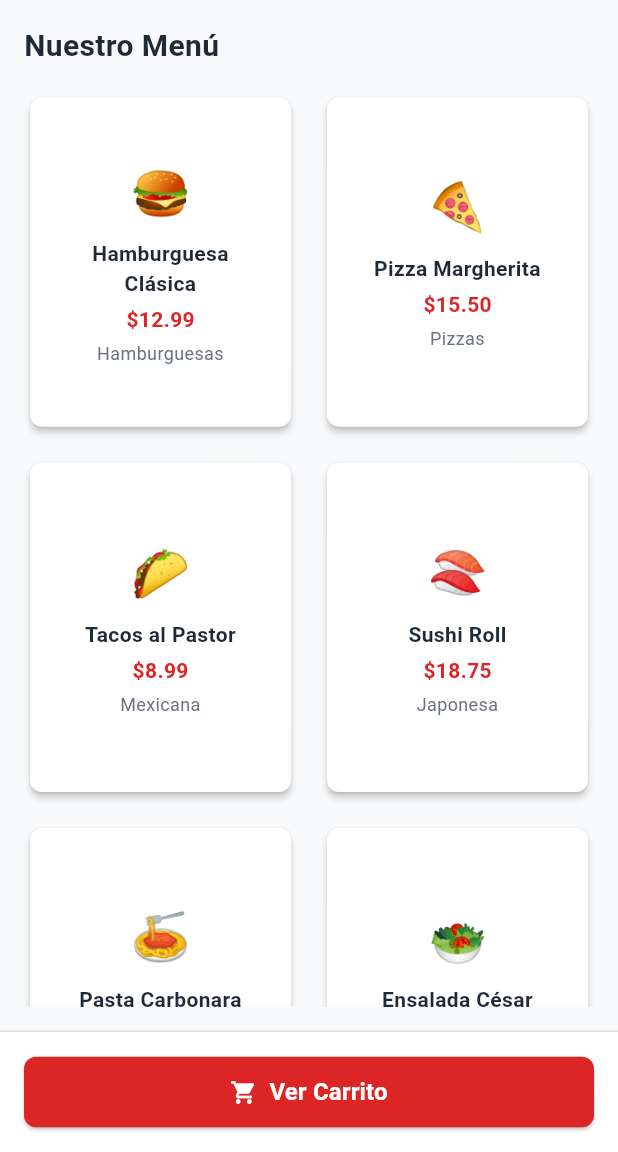
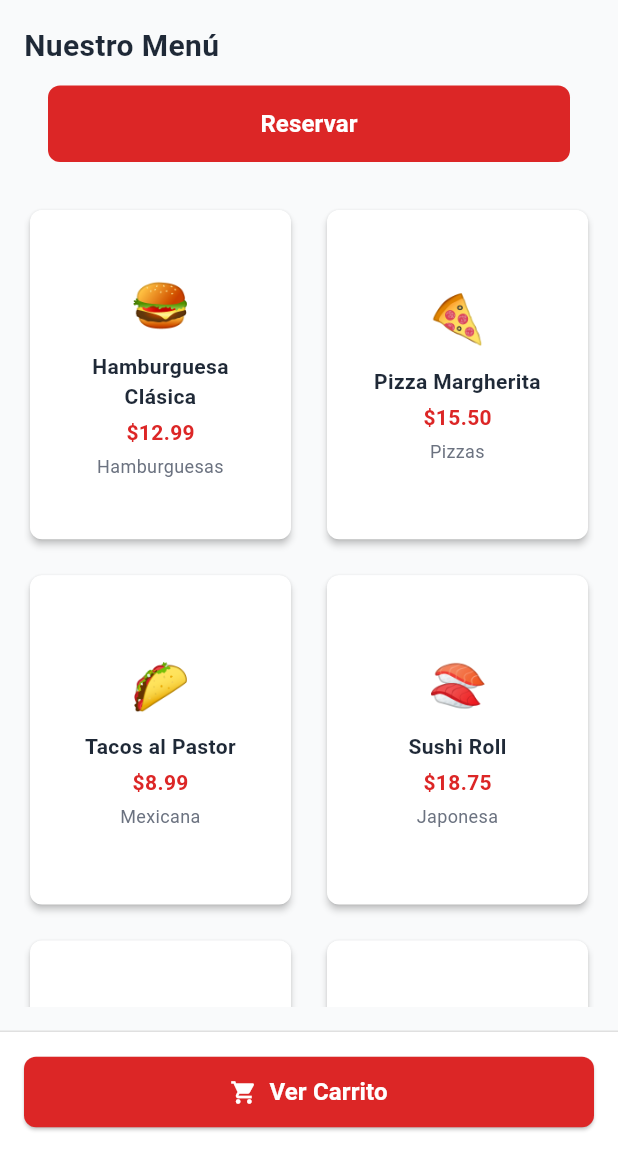
Before and after one commit to SebasMarquez/Spotable, a Flutter app: the MenuScreen screen opened directly, on a phone screen of 412 x 824 dp, the part 84-1236 px from its top. Run offline on Flutter 3.47's test engine with Material 3 defaults, Android fonts, the phone set to English and light mode, and no system bars; our stand-ins replace cloud_firestore, firebase_core; accounts and stored records are empty.

Commit message:
Ajuste de error de commit

```diff
--- a/lib/main.dart
+++ b/lib/main.dart
@@ -15,7 +15,7 @@ import 'services/firebase_service.dart';
 void main() async {
   WidgetsFlutterBinding.ensureInitialized();
   await Firebase.initializeApp(options: DefaultFirebaseOptions.currentPlatform);
-  runApp(MyApp());
+  runApp(const MyApp());
 }
 
 class MyApp extends StatelessWidget {
@@ -56,7 +56,7 @@ class _RootNavigatorState extends State<_RootNavigator> {
             onRestaurantSelected: (Restaurant restaurant) {
               setState(() {
                 // Aquí puedes pasar el restaurante seleccionado a MenuScreen si lo necesitas
-                _screen = MenuScreen();
+                _screen = const MenuScreen();
               });
             },
           );
--- a/lib/screens/menu_screen.dart
+++ b/lib/screens/menu_screen.dart
@@ -5,6 +5,7 @@ import '../services/cart_service.dart';
 import '../widgets/custom_app_bar.dart';
 import '../widgets/menu_item_card.dart';
 import '../utils/app_colors.dart';
+import 'reservation_screen.dart';
 import 'detail_screen.dart';
 import 'cart_screen.dart';
 
@@ -31,6 +32,7 @@ class MenuScreen extends StatelessWidget {
                       color: AppColors.textPrimary,
                     ),
                   ),
+                  _buildReservationButton(context),
                   const SizedBox(height: 16),
                   Expanded(
                     child: GridView.builder(
@@ -70,6 +72,38 @@ class MenuScreen extends StatelessWidget {
     );
   }
 
+  Widget _buildReservationButton(BuildContext context) {
+    return Padding(
+      padding: const EdgeInsets.symmetric(vertical: 12.0, horizontal: 16.0),
+      child: SizedBox(
+        width: double.infinity,
+        child: ElevatedButton(
+          onPressed: () {
+            Navigator.push(
+              context,
+              MaterialPageRoute(
+                builder: (context) => const ReservationScreen(),
+              ),
+            );
+          },
+          style: ElevatedButton.styleFrom(
+            backgroundColor: AppColors.primary,
+            foregroundColor: Colors.white,
+            padding: const EdgeInsets.symmetric(vertical: 14),
+            shape: RoundedRectangleBorder(
+              borderRadius: BorderRadius.circular(8),
+            ),
+            elevation: 0,
+          ),
+          child: const Text(
+            'Reservar',
+            style: TextStyle(fontSize: 16, fontWeight: FontWeight.w600),
+          ),
+        ),
+      ),
+    );
+  }
+
   Widget _buildBottomCartButton(BuildContext context) {
     return Container(
       padding: const EdgeInsets.all(16),
@@ -83,7 +117,7 @@ class MenuScreen extends StatelessWidget {
             onPressed: () {
               Navigator.push(
                 context,
-                MaterialPageRoute(builder: (context) => CartScreen()),
+                MaterialPageRoute(builder: (context) => const CartScreen()),
               );
             },
             style: ElevatedButton.styleFrom(
--- a/lib/screens/restaurant_screen.dart
+++ b/lib/screens/restaurant_screen.dart
@@ -26,7 +26,7 @@ class RestaurantScreen extends StatelessWidget {
 
         return Scaffold(
           appBar: AppBar(
-            title: Text('Panel Restaurante'),
+            title: const Text('Panel Restaurante'),
             backgroundColor: Colors.red[600],
           ),
           body: SingleChildScrollView(
@@ -70,7 +70,7 @@ class RestaurantScreen extends StatelessWidget {
                   ),
                 ),
                 const SizedBox(height: 8),
-                Container(
+                SizedBox(
                   height: 300, // Altura fija para el scroll
                   child: StreamBuilder<QuerySnapshot>(
                     stream: firebaseService.ordersStream(restaurantId),
--- a/lib/services/firebase_service.dart
+++ b/lib/services/firebase_service.dart
@@ -1,5 +1,5 @@
 import 'package:cloud_firestore/cloud_firestore.dart';
-import '../models/menu_item.dart';
+
 import '../models/restaurant.dart';
 
 class FirebaseService {
```
